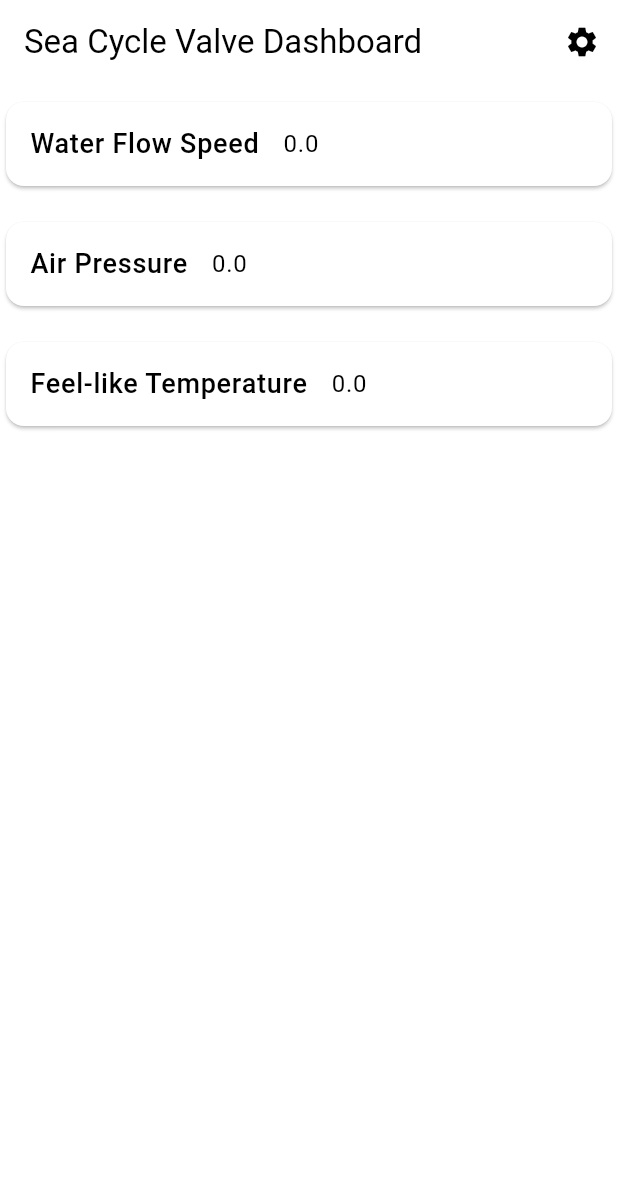
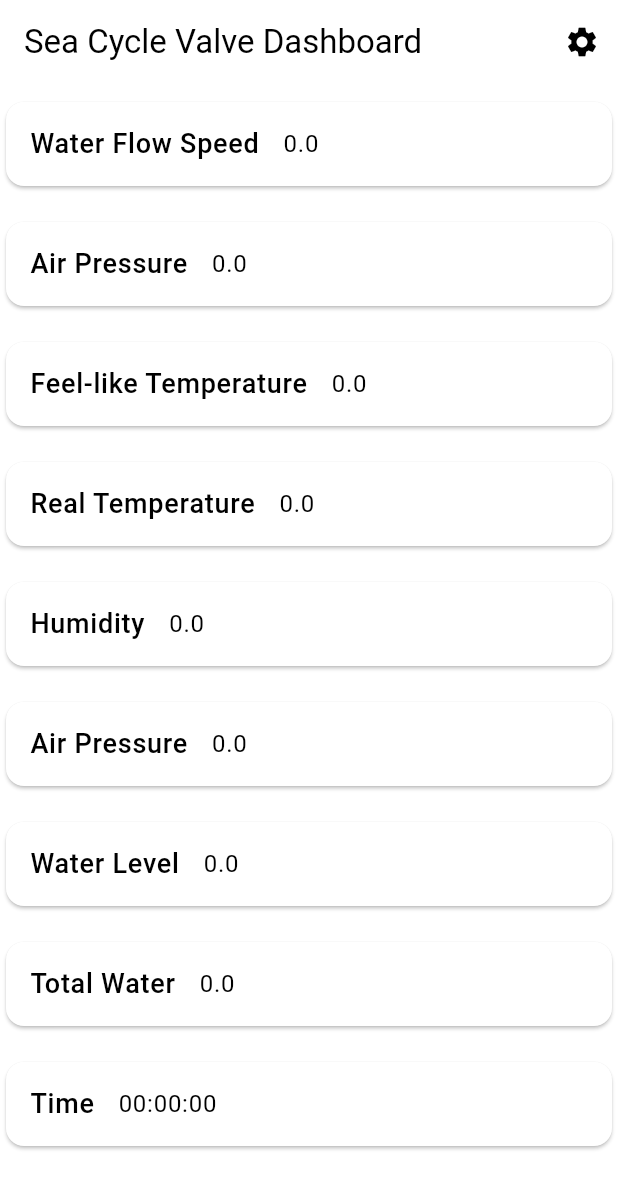
Before and after one commit to min20120907/flutter_water, a Flutter app: the screen it shows after launch, on a phone screen of 412 x 824 dp. Shown: the top 1189 px of the screen. Run offline on Flutter 3.47's test engine with Material 3 defaults, Android fonts, the phone set to English and light mode, and no system bars.

Commit message:
complete the dashboard infos

```diff
--- a/lib/main.dart
+++ b/lib/main.dart
@@ -105,6 +105,78 @@
                           style: TextStyle(fontSize: 18),
                         ),
                         title: Text('${dashboardData[i].feelLikeTemperature}'),
+                      ),
+                    ),
+                  ),
+                  Padding(
+                    padding: const EdgeInsets.symmetric(vertical: 8.0),
+                    child: Card(
+                      child: ListTile(
+                        leading: const Text(
+                          'Real Temperature',
+                          style: TextStyle(fontSize: 18),
+                        ),
+                        title: Text('${dashboardData[i].realTemperature}'),
+                      ),
+                    ),
+                  ),
+                  Padding(
+                    padding: const EdgeInsets.symmetric(vertical: 8.0),
+                    child: Card(
+                      child: ListTile(
+                        leading: const Text(
+                          'Humidity',
+                          style: TextStyle(fontSize: 18),
+                        ),
+                        title: Text('${dashboardData[i].humidity}'),
+                      ),
+                    ),
+                  ),
+                Padding(
+                    padding: const EdgeInsets.symmetric(vertical: 8.0),
+                    child: Card(
+                      child: ListTile(
+                        leading: const Text(
+                          'Air Pressure',
+                          style: TextStyle(fontSize: 18),
+                        ),
+                        title: Text('${dashboardData[i].airPressure}'),
+                      ),
+                    ),
+                  ),
+                  Padding(
+                    padding: const EdgeInsets.symmetric(vertical: 8.0),
+                    child: Card(
+                      child: ListTile(
+                        leading: const Text(
+                          'Water Level',
+                          style: TextStyle(fontSize: 18),
+                        ),
+                        title: Text('${dashboardData[i].waterLevel}'),
+                      ),
+                    ),
+                  ),
+                  Padding(
+                    padding: const EdgeInsets.symmetric(vertical: 8.0),
+                    child: Card(
+                      child: ListTile(
+                        leading: const Text(
+                          'Total Water',
+                          style: TextStyle(fontSize: 18),
+                        ),
+                        title: Text('${dashboardData[i].totalWater}'),
+                      ),
+                    ),
+                  ),
+                  Padding(
+                    padding: const EdgeInsets.symmetric(vertical: 8.0),
+                    child: Card(
+                      child: ListTile(
+                        leading: const Text(
+                          'Time',
+                          style: TextStyle(fontSize: 18),
+                        ),
+                        title: Text(dashboardData[i].time),
                       ),
                     ),
                   ),
```
